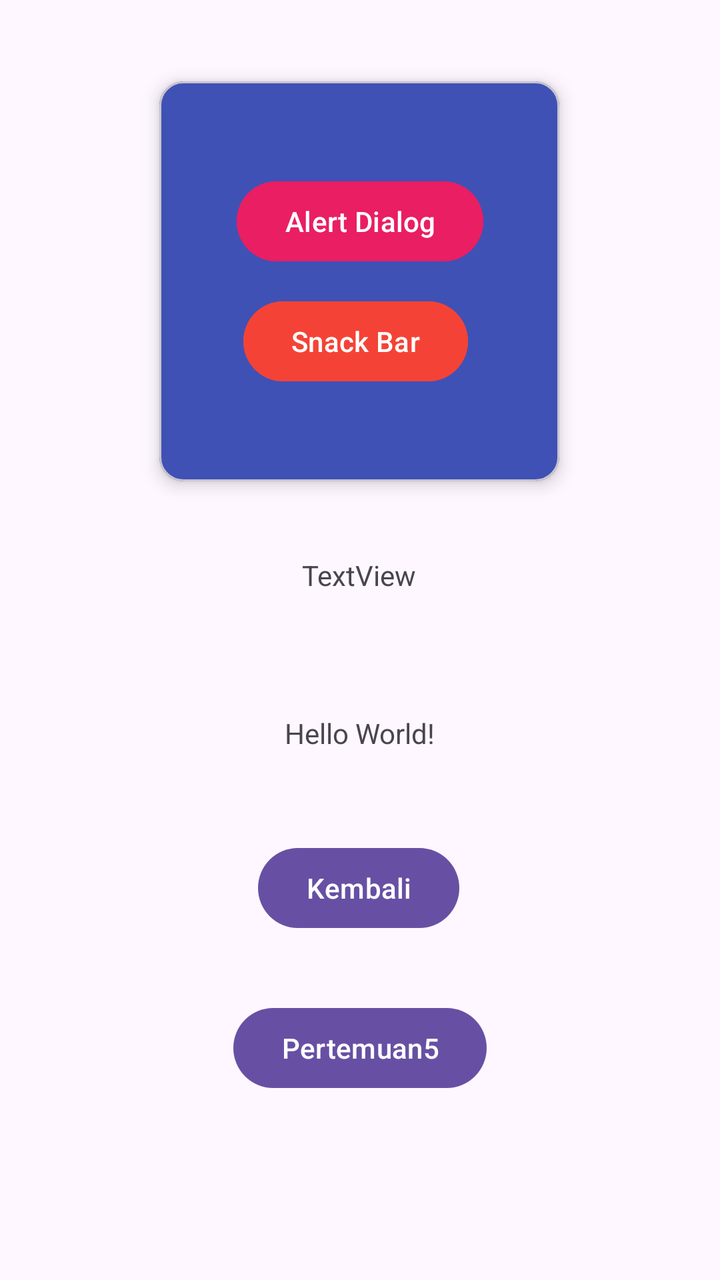
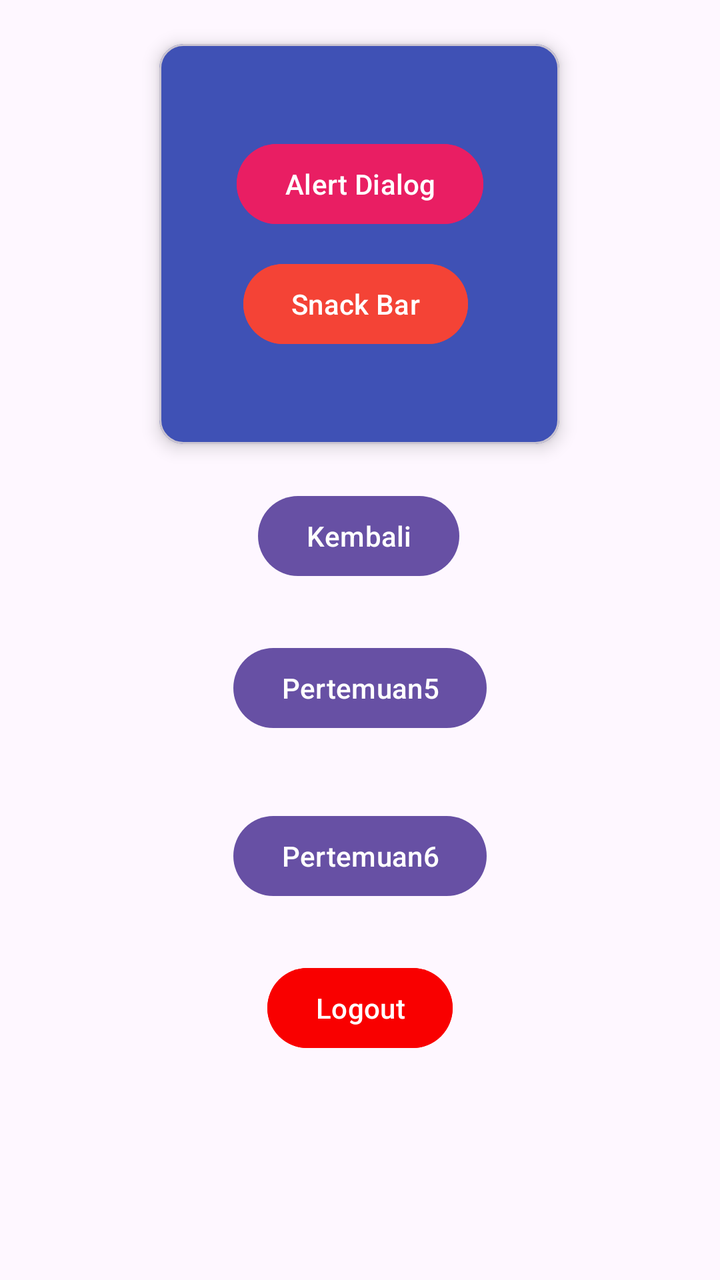

Compare the two renders of this Android layout. The source of the first and the diff that turns it into the second are given below.
<!-- AndroidManifest.xml: application theme Theme.TriFebrianda_3TIC -->
<!-- res/layout/activity_main.xml -->
<?xml version="1.0" encoding="utf-8"?>
<androidx.constraintlayout.widget.ConstraintLayout xmlns:android="http://schemas.android.com/apk/res/android"
    xmlns:app="http://schemas.android.com/apk/res-auto"
    xmlns:tools="http://schemas.android.com/tools"
    android:id="@+id/main"
    android:layout_width="match_parent"
    android:layout_height="match_parent"
    tools:context=".MainActivity">

    <TextView
        android:id="@+id/textView"
        android:layout_width="wrap_content"
        android:layout_height="wrap_content"
        android:layout_marginBottom="44dp"
        android:text="Hello World!"
        app:layout_constraintBottom_toTopOf="@+id/btnKembali"
        app:layout_constraintEnd_toEndOf="parent"
        app:layout_constraintStart_toStartOf="parent" />

    <com.google.android.material.card.MaterialCardView
        android:layout_width="200dp"
        android:layout_height="200dp"
        android:backgroundTint="#3F51B5"
        app:cardElevation="5dp"
        app:layout_constraintBottom_toTopOf="@+id/textView3"
        app:layout_constraintEnd_toEndOf="parent"
        app:layout_constraintHorizontal_bias="0.497"
        app:layout_constraintStart_toStartOf="parent"
        app:layout_constraintTop_toTopOf="parent"
        app:layout_constraintVertical_bias="0.523">

        <androidx.constraintlayout.widget.ConstraintLayout
            android:layout_width="match_parent"
            android:layout_height="match_parent"
            android:layout_margin="30dp">

            <Button
                android:id="@+id/btnAlert"
                android:layout_width="wrap_content"
                android:layout_height="wrap_content"
                android:backgroundTint="#E91E63"
                android:text="Alert Dialog"
                app:layout_constraintBottom_toBottomOf="parent"
                app:layout_constraintEnd_toEndOf="parent"
                app:layout_constraintHorizontal_bias="0.529"
                app:layout_constraintStart_toStartOf="parent"
                app:layout_constraintTop_toTopOf="parent"
                app:layout_constraintVertical_bias="0.173" />

            <Button
                android:id="@+id/btnSnack"
                android:layout_width="wrap_content"
                android:layout_height="wrap_content"
                android:layout_marginStart="12dp"
                android:layout_marginBottom="16dp"
                android:backgroundTint="#F44336"
                android:text="Snack Bar"
                app:layout_constraintBottom_toBottomOf="parent"
                app:layout_constraintStart_toStartOf="parent" />

        </androidx.constraintlayout.widget.ConstraintLayout>

    </com.google.android.material.card.MaterialCardView>

    <Button
        android:id="@+id/btnKembali"
        android:layout_width="wrap_content"
        android:layout_height="wrap_content"
        android:layout_marginBottom="32dp"
        android:text="Kembali"
        app:layout_constraintBottom_toTopOf="@+id/btnToLima"
        app:layout_constraintEnd_toEndOf="parent"
        app:layout_constraintHorizontal_bias="0.498"
        app:layout_constraintStart_toStartOf="parent" />

    <TextView
        android:id="@+id/textView3"
        android:layout_width="wrap_content"
        android:layout_height="wrap_content"
        android:layout_marginBottom="60dp"
        android:text="TextView"
        app:layout_constraintBottom_toTopOf="@+id/textView"
        app:layout_constraintEnd_toEndOf="parent"
        app:layout_constraintHorizontal_bias="0.498"
        app:layout_constraintStart_toStartOf="parent" />

    <Button
        android:id="@+id/btnToLima"
        android:layout_width="wrap_content"
        android:layout_height="wrap_content"
        android:layout_marginBottom="92dp"
        android:text="Pertemuan5"
        app:layout_constraintBottom_toBottomOf="parent"
        app:layout_constraintEnd_toEndOf="parent"
        app:layout_constraintStart_toStartOf="parent" />

</androidx.constraintlayout.widget.ConstraintLayout>
<!-- resources referenced by this layout -->
<resources>
  <style name="Theme.TriFebrianda_3TIC" parent="Base.Theme.TriFebrianda_3TIC" />
  <style name="Base.Theme.TriFebrianda_3TIC" parent="Theme.Material3.DayNight.NoActionBar">
          
          
      </style>
</resources>

<!-- the commit's change to res/layout/activity_main.xml (unified diff, before → after) -->
@@ -7,27 +7,17 @@
     android:layout_height="match_parent"
     tools:context=".MainActivity">
 
-    <TextView
-        android:id="@+id/textView"
-        android:layout_width="wrap_content"
-        android:layout_height="wrap_content"
-        android:layout_marginBottom="44dp"
-        android:text="Hello World!"
-        app:layout_constraintBottom_toTopOf="@+id/btnKembali"
-        app:layout_constraintEnd_toEndOf="parent"
-        app:layout_constraintStart_toStartOf="parent" />
-
     <com.google.android.material.card.MaterialCardView
+        android:id="@+id/materialCardView"
         android:layout_width="200dp"
         android:layout_height="200dp"
         android:backgroundTint="#3F51B5"
         app:cardElevation="5dp"
-        app:layout_constraintBottom_toTopOf="@+id/textView3"
+        app:layout_constraintBottom_toTopOf="@+id/btnKembali"
         app:layout_constraintEnd_toEndOf="parent"
         app:layout_constraintHorizontal_bias="0.497"
         app:layout_constraintStart_toStartOf="parent"
-        app:layout_constraintTop_toTopOf="parent"
-        app:layout_constraintVertical_bias="0.523">
+        app:layout_constraintTop_toTopOf="parent">
 
         <androidx.constraintlayout.widget.ConstraintLayout
             android:layout_width="match_parent"
@@ -66,31 +56,41 @@
         android:id="@+id/btnKembali"
         android:layout_width="wrap_content"
         android:layout_height="wrap_content"
-        android:layout_marginBottom="32dp"
+        android:layout_marginBottom="28dp"
         android:text="Kembali"
         app:layout_constraintBottom_toTopOf="@+id/btnToLima"
         app:layout_constraintEnd_toEndOf="parent"
         app:layout_constraintHorizontal_bias="0.498"
         app:layout_constraintStart_toStartOf="parent" />
 
-    <TextView
-        android:id="@+id/textView3"
+    <Button
+        android:id="@+id/btnToEnam"
         android:layout_width="wrap_content"
         android:layout_height="wrap_content"
-        android:layout_marginBottom="60dp"
-        android:text="TextView"
-        app:layout_constraintBottom_toTopOf="@+id/textView"
+        android:layout_marginBottom="28dp"
+        android:text="Pertemuan6"
+        app:layout_constraintBottom_toTopOf="@+id/btnLogout"
         app:layout_constraintEnd_toEndOf="parent"
-        app:layout_constraintHorizontal_bias="0.498"
+        app:layout_constraintStart_toStartOf="parent" />
+
+    <Button
+        android:id="@+id/btnLogout"
+        android:layout_width="wrap_content"
+        android:layout_height="wrap_content"
+        android:layout_marginBottom="112dp"
+        android:backgroundTint="#F90000"
+        android:text="Logout"
+        app:layout_constraintBottom_toBottomOf="parent"
+        app:layout_constraintEnd_toEndOf="parent"
         app:layout_constraintStart_toStartOf="parent" />
 
     <Button
         android:id="@+id/btnToLima"
         android:layout_width="wrap_content"
         android:layout_height="wrap_content"
-        android:layout_marginBottom="92dp"
+        android:layout_marginBottom="36dp"
         android:text="Pertemuan5"
-        app:layout_constraintBottom_toBottomOf="parent"
+        app:layout_constraintBottom_toTopOf="@+id/btnToEnam"
         app:layout_constraintEnd_toEndOf="parent"
         app:layout_constraintStart_toStartOf="parent" />
 
